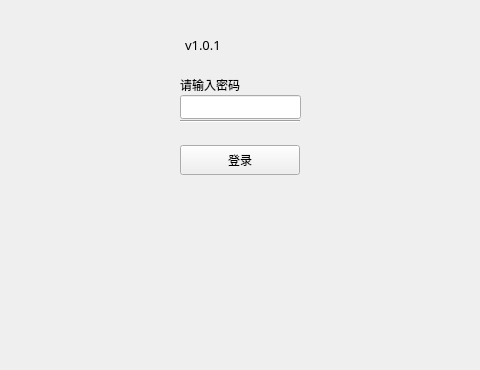
First picture: the form in normallogin.ui, repository HcashOrg/hx-indicator, before the edit; both pictures show x 120 to 600 and y 210 to 580 of the 960 by 580 pixel window.
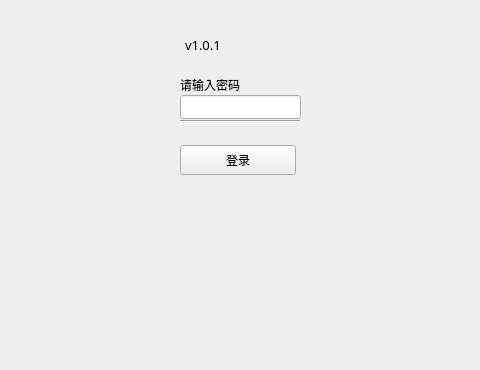
Second picture: the form after the edit.

Diff of the .ui file:
```diff
--- a/normallogin.ui
+++ b/normallogin.ui
@@ -56,7 +56,7 @@
     <rect>
      <x>300</x>
      <y>355</y>
-     <width>120</width>
+     <width>116</width>
      <height>30</height>
     </rect>
    </property>
```
